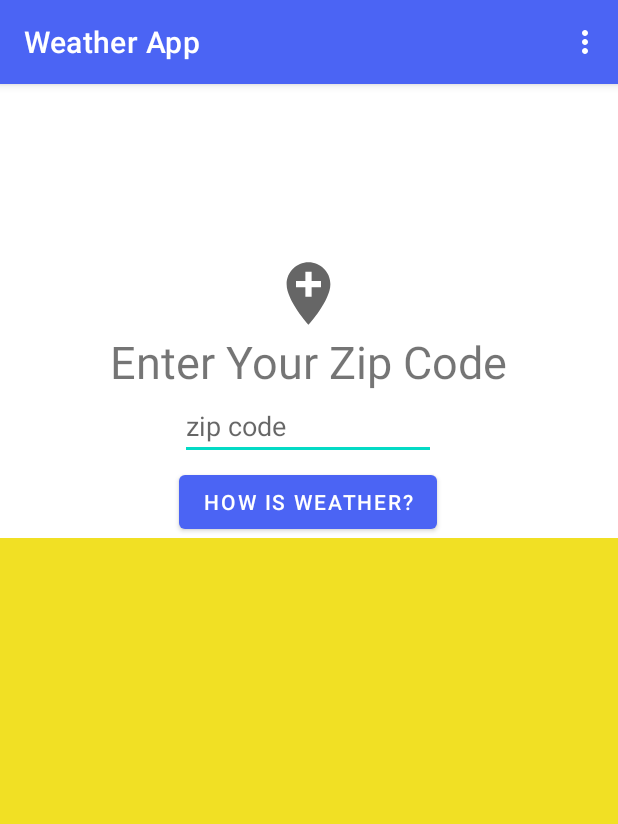
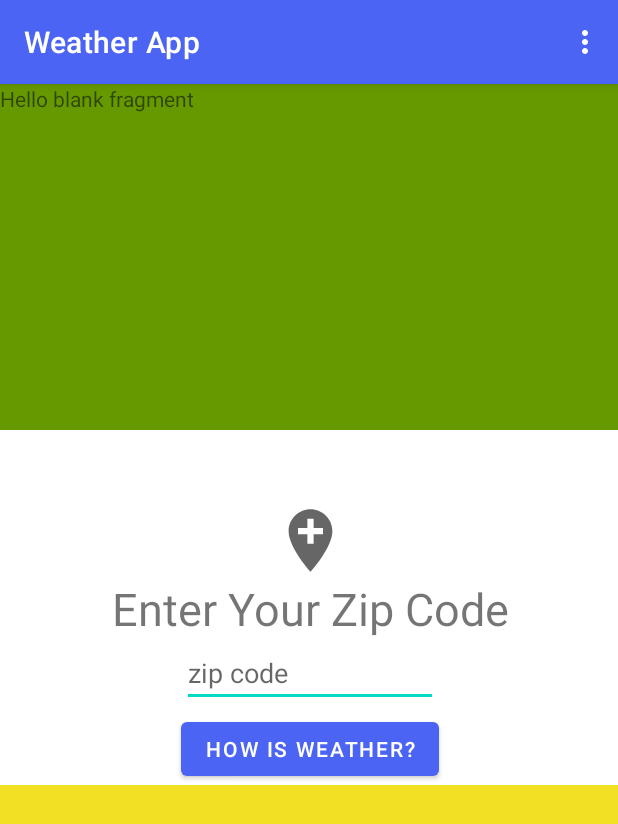
Before and after one commit to Akashkroy69/WaetherAppGoober, an Android app: the screen it shows after launch (MainActivity), on a phone screen of 412 x 824 dp. Shown: the top 824 px of the screen. Run offline under Robolectric (Android 15) with nearby library versions, the phone set to English and light mode, and no system bars.

Commit message:
Fragment added using the progamatical way.

```diff
--- a/app/build.gradle
+++ b/app/build.gradle
@@ -36,10 +36,12 @@ dependencies {
 
     implementation "org.jetbrains.kotlin:kotlin-stdlib:$kotlin_version"
     implementation 'androidx.core:core-ktx:1.6.0'
-    implementation 'androidx.appcompat:appcompat:1.3.0'
+    implementation 'androidx.appcompat:appcompat:1.3.1'
     implementation 'com.google.android.material:material:1.4.0'
-    implementation 'androidx.constraintlayout:constraintlayout:2.0.4'
+    implementation 'androidx.constraintlayout:constraintlayout:2.1.0'
+    //implementation 'androidx.fragment:fragment-ktx:1.3.6'
     implementation 'androidx.recyclerview:recyclerview:1.2.1'
+    implementation 'androidx.legacy:legacy-support-v4:1.0.0'
     testImplementation 'junit:junit:4.13.2'
     androidTestImplementation 'androidx.test.ext:junit:1.1.3'
     androidTestImplementation 'androidx.test.espresso:espresso-core:3.4.0'
--- a/app/src/main/java/com/aks/waetherappgoober/MainActivity.kt
+++ b/app/src/main/java/com/aks/waetherappgoober/MainActivity.kt
@@ -16,9 +16,11 @@ import androidx.lifecycle.Observer
 import androidx.recyclerview.widget.LinearLayoutManager
 import androidx.recyclerview.widget.RecyclerView
 import com.aks.waetherappgoober.details.ForecastDetailsActivity
+import com.aks.waetherappgoober.location.LocationEntryFragment
 
 class MainActivity : AppCompatActivity() {
     val TAG = "weatherLogCat"
+
     //a reference for the forecast Repository.
     private val forecastRepository = ForecastRepository()
 
@@ -84,7 +86,10 @@ class MainActivity : AppCompatActivity() {
         }
         forecastRepository.weeklyForecast.observe(this, weeklyForecastObserver)
 
-
+        supportFragmentManager
+            .beginTransaction()
+            .add(R.id.fragmentLocationEntryId, LocationEntryFragment())
+            .commit()
     }
 
     //method for navigating to a new Activity using an intent.
@@ -111,13 +116,12 @@ class MainActivity : AppCompatActivity() {
     override fun onOptionsItemSelected(item: MenuItem): Boolean {
         return when (item.itemId) {
             R.id.displayUnitItemId -> {
-                showDisplaySettingDialog(this,tempDisplaySettingManager)
+                showDisplaySettingDialog(this, tempDisplaySettingManager)
                 true //This will show that we have handled the click
             }
             else -> onOptionsItemSelected(item)
         }
     }
-
 
 
     //region lifecycle's other methods
@@ -138,12 +142,14 @@ class MainActivity : AppCompatActivity() {
         Log.d(TAG, "In MainActivity: onPause")
 
     }
+
     override fun onSaveInstanceState(outState: Bundle) {
         outState.putString("weatherLogCat", "Hello there")
         super.onSaveInstanceState(outState)
         Log.d(TAG, "In MainActivity: onSaveInstanceState")
 
     }
+
     override fun onRestoreInstanceState(savedInstanceState: Bundle) {
         super.onRestoreInstanceState(savedInstanceState)
         Log.d(TAG, "MainActivity : onRestoreInstanceState() ")
--- /dev/null
+++ b/app/src/main/java/com/aks/waetherappgoober/location/LocationEntryFragment.kt
@@ -0,0 +1,23 @@
+package com.aks.waetherappgoober.location
+
+import android.os.Bundle
+import androidx.fragment.app.Fragment
+import android.view.LayoutInflater
+import android.view.View
+import android.view.ViewGroup
+import com.aks.waetherappgoober.R
+
+class LocationEntryFragment : Fragment() {
+
+    override fun onCreate(savedInstanceState: Bundle?) {
+        super.onCreate(savedInstanceState)
+    }
+
+    override fun onCreateView(
+        inflater: LayoutInflater, container: ViewGroup?,
+        savedInstanceState: Bundle?
+    ): View? {
+        // Inflate the layout for this fragment
+        return inflater.inflate(R.layout.fragment_location_entry, container, false)
+    }
+}
--- a/app/src/main/res/layout/activity_main.xml
+++ b/app/src/main/res/layout/activity_main.xml
@@ -2,9 +2,19 @@
 <androidx.constraintlayout.widget.ConstraintLayout xmlns:android="http://schemas.android.com/apk/res/android"
     xmlns:app="http://schemas.android.com/apk/res-auto"
     xmlns:tools="http://schemas.android.com/tools"
+    android:id="@+id/activityMainRootViewId"
     android:layout_width="match_parent"
     android:layout_height="match_parent"
     tools:context=".MainActivity">
+
+  <FrameLayout
+      android:id="@+id/fragmentLocationEntryId"
+      android:layout_width="match_parent"
+      android:layout_height="0dp"
+      app:layout_constraintHeight_percent=".3"
+      app:layout_constraintTop_toTopOf="parent"
+      app:layout_constraintStart_toStartOf="parent"
+      app:layout_constraintEnd_toEndOf="parent" />
 
     <TextView
         android:id="@+id/titleId"
@@ -20,16 +30,17 @@
         android:id="@+id/zipCodeId"
         android:layout_width="wrap_content"
         android:layout_height="wrap_content"
+        android:layout_marginTop="16dp"
         android:ems="8"
         android:hint="@string/zip_code"
+        android:importantForAutofill="no"
         android:inputType="numberSigned"
         app:layout_constraintBottom_toBottomOf="parent"
         app:layout_constraintEnd_toEndOf="parent"
-        app:layout_constraintHorizontal_bias="0.497"
+        app:layout_constraintHorizontal_bias="0.502"
         app:layout_constraintStart_toStartOf="parent"
-        app:layout_constraintTop_toTopOf="parent"
-        app:layout_constraintVertical_bias="0.284"
-        android:importantForAutofill="no" />
+        app:layout_constraintTop_toBottomOf="@+id/fragmentLocationEntryId"
+        app:layout_constraintVertical_bias="0.259" />
 
     <ImageView
         android:id="@+id/locationImageViewId"
--- /dev/null
+++ b/app/src/main/res/layout/fragment_location_entry.xml
@@ -0,0 +1,14 @@
+<?xml version="1.0" encoding="utf-8"?>
+<FrameLayout xmlns:android="http://schemas.android.com/apk/res/android"
+    xmlns:tools="http://schemas.android.com/tools"
+    android:layout_width="match_parent"
+    android:layout_height="match_parent"
+    android:background="@android:color/holo_green_dark"
+    tools:context=".location.LocationEntryFragment">
+
+    <TextView
+        android:layout_width="match_parent"
+        android:layout_height="match_parent"
+        android:text="@string/hello_blank_fragment" />
+
+</FrameLayout>
--- a/app/src/main/res/values/strings.xml
+++ b/app/src/main/res/values/strings.xml
@@ -14,4 +14,5 @@
 
     <string name="string_format_for_toasting_values_fromForecastItem">Forecast: %1$.2f,  %2$s</string>
     <string name="display_units">Display Units</string>
+    <string name="hello_blank_fragment">Hello blank fragment</string>
 </resources>
```
Also changed, not shown: 1 other file.
